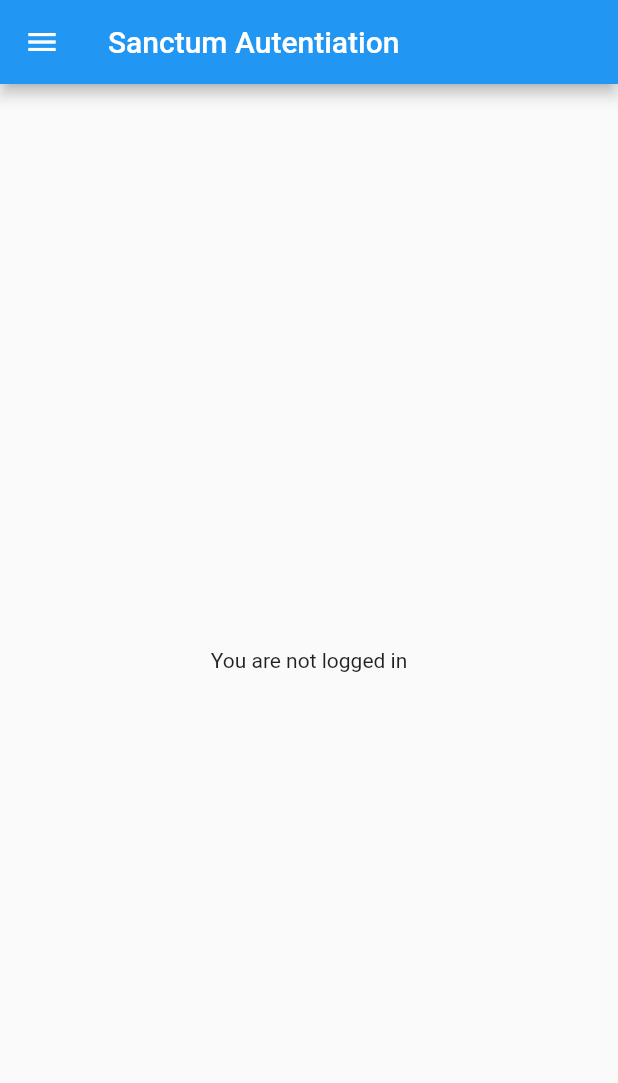
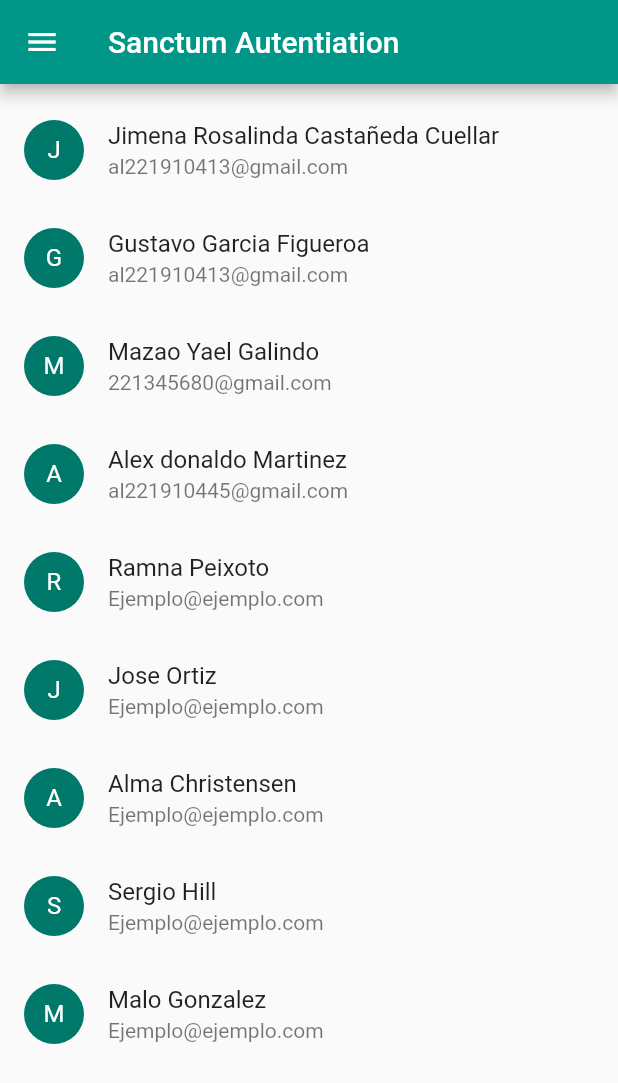
Before and after one commit to Balu3016/definitivo, a Flutter app: the MyHomePage screen opened directly, on a phone screen of 412 x 824 dp. Shown: the top 1083 px of the screen. Run offline on Flutter 3.47's test engine with Material 2 defaults, Android fonts, the phone set to English and light mode, and no system bars; our stand-ins replace dio, flutter_secure_storage; missing offline and left inert: platform_device_id; accounts and stored records are empty; network calls fail.

Commit message:
'yamero'

```diff
--- /dev/null
+++ b/lib/fliles/contac_view.dart
@@ -0,0 +1,34 @@
+import 'package:flutter/material.dart';
+import 'contact_data.dart';
+
+class ContactsPage extends StatelessWidget {
+  @override
+  Widget build(BuildContext context) {
+    return Scaffold(body: ContactList(kContacts));
+  }
+}
+
+class ContactList extends StatelessWidget {
+  final List<Contact> _contacts;
+
+  ContactList(this._contacts);
+
+  @override
+  Widget build(BuildContext context) {
+    return ListView(
+        padding: EdgeInsets.symmetric(vertical: 8.0),
+        children: _buildContactList());
+  }
+
+  List<_ContactListItem> _buildContactList() {
+    return _contacts.map((contact) => _ContactListItem(contact)).toList();
+  }
+}
+
+class _ContactListItem extends ListTile {
+  _ContactListItem(Contact contact)
+      : super(
+            title: Text(contact.fullName),
+            subtitle: Text(contact.email),
+            leading: CircleAvatar(child: Text(contact.fullName[0])));
+}
--- /dev/null
+++ b/lib/fliles/contact_data.dart
@@ -0,0 +1,20 @@
+class Contact {
+  final String fullName;
+  final String email;
+
+  const Contact({this.fullName, this.email});
+}
+
+const kContacts = <Contact>[
+  Contact(
+      fullName: 'Jimena Rosalinda Castañeda Cuellar',
+      email: 'al221910413@gmail.com'),
+  Contact(fullName: 'Gustavo Garcia Figueroa', email: 'al221910413@gmail.com'),
+  Contact(fullName: 'Mazao Yael Galindo', email: '221345680@gmail.com'),
+  Contact(fullName: 'Alex donaldo Martinez', email: 'al221910445@gmail.com'),
+  Contact(fullName: 'Ramna Peixoto', email: 'Ejemplo@ejemplo.com'),
+  Contact(fullName: 'Jose Ortiz', email: 'Ejemplo@ejemplo.com'),
+  Contact(fullName: 'Alma Christensen', email: 'Ejemplo@ejemplo.com'),
+  Contact(fullName: 'Sergio Hill', email: 'Ejemplo@ejemplo.com'),
+  Contact(fullName: 'Malo Gonzalez', email: 'Ejemplo@ejemplo.com'),
+];
--- a/lib/main.dart
+++ b/lib/main.dart
@@ -1,8 +1,15 @@
 import 'package:flutter/material.dart';
 import 'package:flutter_secure_storage/flutter_secure_storage.dart';
 import 'package:provider/provider.dart';
+//import 'package:prueva_0/fliles/sin-log.dart';
 import 'package:prueva_0/providers/auth.dart';
+//import 'package:prueva_0/screen/post-screen.dart';
+import 'package:prueva_0/screen/principal-screen.dart';
+//import 'package:prueva_0/screen/principal-screen.dart';
+//import 'package:prueva_0/screen/user-screen.dart';
 import 'package:prueva_0/widgets/nav_drawer.dart';
+
+import 'fliles/contac_view.dart';
 
 void main() {
   runApp(
@@ -19,10 +26,10 @@ class MyApp extends StatelessWidget {
     return MaterialApp(
       title: 'Flutter Demo',
       theme: ThemeData(
-        primarySwatch: Colors.blue,
+        primarySwatch: Colors.teal,
         visualDensity: VisualDensity.adaptivePlatformDensity,
       ),
-      home: MyHomePage(title: 'Sanctum Autentiation'),
+      home: PrintScreen(), //TextEdit(),ListasScreen()
     );
   }
 }
@@ -63,7 +70,7 @@ class _MyHomePageState extends State<MyHomePage> {
             if (auth.authenticated) {
               return Text('You are logged in');
             } else {
-              return Text('You are not logged in');
+              return ContactsPage(); //Text('inicie secion antes de hacer esta accion');
             }
           },
         ),
--- a/lib/screen/doctores-screen.dart
+++ b/lib/screen/doctores-screen.dart
@@ -5,14 +5,14 @@ import 'package:prueva_0/models/doctores.dart';
 
 import '../dio.dart';
 
-class EmergenciasScreen extends StatefulWidget {
+class EmergenciasScreen1 extends StatefulWidget {
   @override
   State<StatefulWidget> createState() {
     return EmergenciasState();
   }
 }
 
-class EmergenciasState extends State<EmergenciasScreen> {
+class EmergenciasState extends State<EmergenciasScreen1> {
   Future<List<Doctores>> getPosts() async {
     Dio.Response response = await dio().get(
       'user/doctores',
--- a/lib/screen/login-screen.dart
+++ b/lib/screen/login-screen.dart
@@ -27,7 +27,7 @@ class LoginState extends State<LoginScreen> {
   Widget build(BuildContext context) {
     return Scaffold(
       appBar: AppBar(
-        title: Text('Login'),
+        title: Text('Inicia secion '),
       ),
       body: Form(
         child: Scrollbar(
--- a/lib/screen/post-screen.dart
+++ b/lib/screen/post-screen.dart
@@ -31,7 +31,7 @@ class PostsState extends State<PostsScreen> {
   Widget build(BuildContext context) {
     return Scaffold(
       appBar: AppBar(
-        title: Text('Post'),
+        title: Text('Healthcare System/Posts'),
       ),
       body: Center(
         child: FutureBuilder<List<Post>>(
--- a/lib/screen/user-screen.dart
+++ b/lib/screen/user-screen.dart
@@ -4,14 +4,14 @@ import 'package:flutter/material.dart';
 import 'package:prueva_0/dio.dart';
 import 'package:prueva_0/models/user.dart';
 
-class PostsScreen extends StatefulWidget {
+class PostsScreen1 extends StatefulWidget {
   @override
   State<StatefulWidget> createState() {
     return PostsState();
   }
 }
 
-class PostsState extends State<PostsScreen> {
+class PostsState extends State<PostsScreen1> {
   Future<List<User>> getPosts() async {
     Dio.Response response = await dio().get(
       'user/users',
@@ -31,7 +31,7 @@ class PostsState extends State<PostsScreen> {
   Widget build(BuildContext context) {
     return Scaffold(
       appBar: AppBar(
-        title: Text('Post'),
+        title: Text('Perfil de usuario'),
       ),
       body: Center(
         child: FutureBuilder<List<User>>(
```
Also changed, not shown: lib/fliles/sin-log.dart (added, +93 -0 lines), lib/pruevas/seleccion.dart (added, +58 -0 lines), lib/screen/principal-screen.dart (added, +36 -0 lines), lib/screen/register-screen.dart (+142 -0 lines), lib/widgets/nav_drawer.dart (+31 -1 lines), pubspec.yaml (+6 -4 lines), 2 other files.
